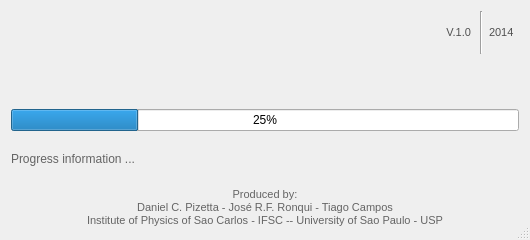
This is sci_corpus/ui/start_dlg.ui in zericardo/sci-corpus as Qt 5 draws it before an edit. The edited form follows.
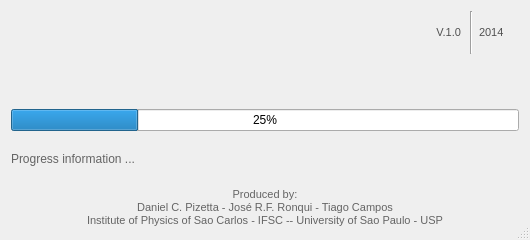
This is the edited form. Icons and pictures are not drawn.

What changed in the file:
```diff
--- a/sci_corpus/ui/start_dlg.ui
+++ b/sci_corpus/ui/start_dlg.ui
@@ -59,7 +59,7 @@
     <widget class="QLabel" name="labelYear">
      <property name="maximumSize">
       <size>
-       <width>30</width>
+       <width>40</width>
        <height>16777215</height>
       </size>
      </property>
```
